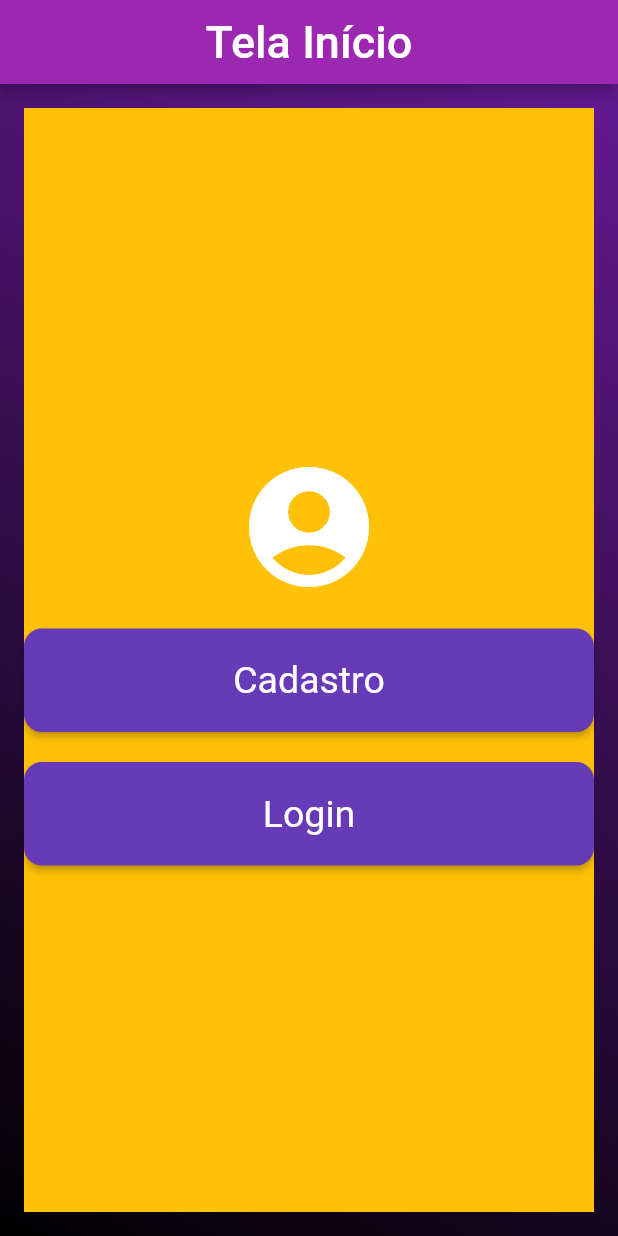
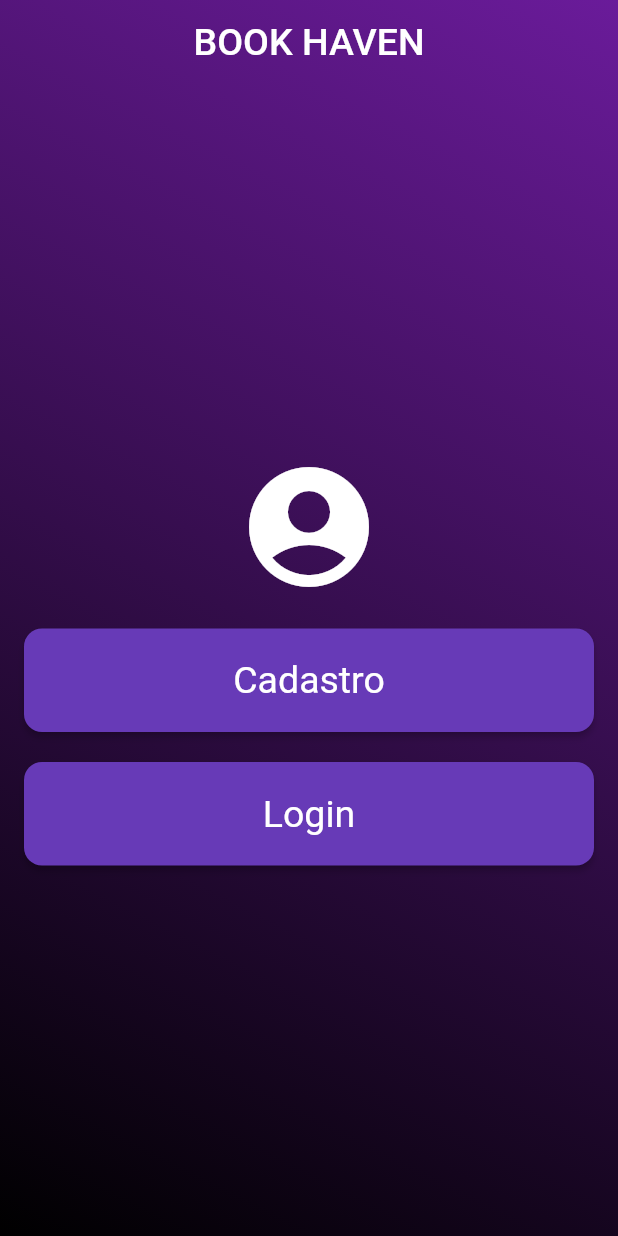
Before and after one commit to Felipkw/app-biblioteca, a Flutter app: the screen it shows after launch, on a phone screen of 412 x 824 dp. Run offline on Flutter 3.47's test engine with Material 2 defaults, Android fonts, the phone set to English and light mode, and no system bars.

Commit message:
mudanças tela-inicial

```diff
--- a/lib/tela_inicial.dart
+++ b/lib/tela_inicial.dart
@@ -29,7 +29,7 @@ class _TelaInicialState extends State<TelaInicial> {
           body: Padding(
             padding: const EdgeInsets.all(16),
             child: Container(
-              color: Colors.amber,
+              color: Colors.transparent,
               child: Column(
               mainAxisAlignment: MainAxisAlignment.center,
               crossAxisAlignment: CrossAxisAlignment.stretch,
@@ -39,10 +39,6 @@ class _TelaInicialState extends State<TelaInicial> {
                   size: 96.0,
                   color: Colors.white,
                 ),
-
-
-
-
 
                 const SizedBox(height: 20.0),
 
@@ -100,8 +96,9 @@ class _TelaInicialState extends State<TelaInicial> {
   buildAppBar() {
     return AppBar(
       centerTitle: true,
-      backgroundColor: Colors.purple,
-      title: const Text("Tela Início", style: TextStyle(fontSize: 30)),
+      elevation: 0,
+      backgroundColor: Colors.transparent,
+      title: const Text("BOOK HAVEN", style: TextStyle(fontSize: 25.0)),
     );
   }
 }
```
